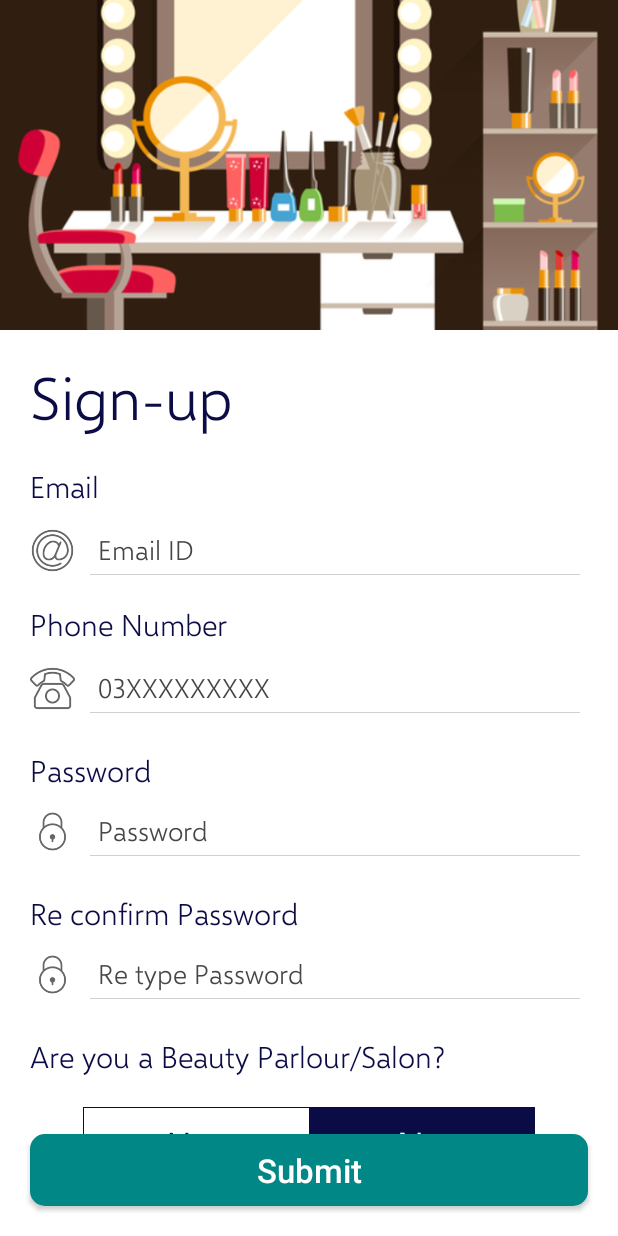
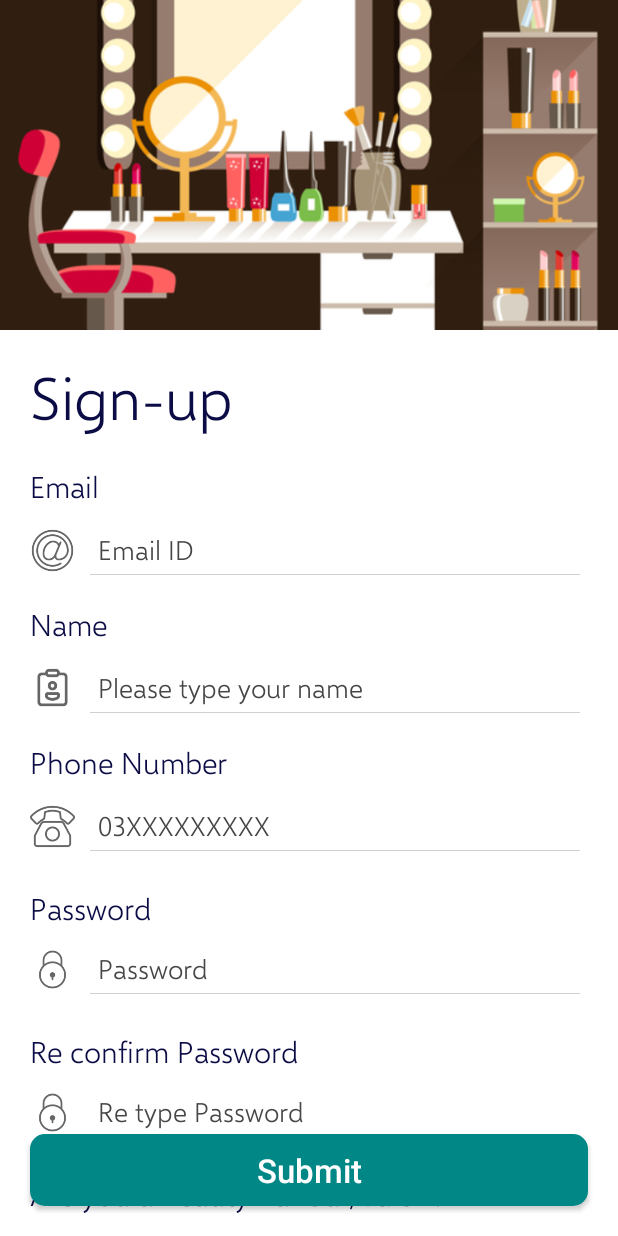
Before and after one commit to usmankhan1990/SingharApp, an Android app: the SignUpActivity screen opened directly, with no data from a screen before it, after a tap on "Submit", on a phone screen of 412 x 824 dp. Run offline under Robolectric (Android 15) with nearby library versions, the phone set to English and light mode, and no system bars; libraries missing offline, so code that uses them is left out: com.parse.

Commit message:
Signup for Customer completed.

```diff
--- a/app/src/main/java/com/singhar/screens/signup/SignUpActivity.kt
+++ b/app/src/main/java/com/singhar/screens/signup/SignUpActivity.kt
@@ -1,11 +1,20 @@
 package com.singhar.screens.signup
 
+import android.content.Intent
 import android.os.Bundle
 import android.view.View
 import android.widget.ScrollView
+import android.widget.Toast
 import androidx.fragment.app.FragmentActivity
+import com.parse.ParseUser
+import com.singhar.MainActivity
 import com.singhar.R
+import com.singhar.common.*
+import kotlinx.android.synthetic.main.activity_login.*
 import kotlinx.android.synthetic.main.activity_signup.*
+import kotlinx.android.synthetic.main.activity_signup.edtEmail
+import kotlinx.android.synthetic.main.activity_signup.edtPassword
+import kotlinx.android.synthetic.main.activity_signup.layout_loading
 
 
 class SignUpActivity : FragmentActivity() {
@@ -44,8 +53,56 @@ class SignUpActivity : FragmentActivity() {
             isParlourSelected = false
         }
 
-        btnSubmit.setOnClickListener {
+        btnSubmit.setOnClickListener { view ->
 
+            val password = edtPassword.text.toString()
+            val userName = edtName.text.toString()
+            val phoneNumber = edtPhone.text.toString()
+
+            if (password.isEmpty()) {
+                Toast.makeText(
+                    view.context,
+                    "Kindly put valid Password", Toast.LENGTH_SHORT
+                ).show()
+            } else {
+                if (emailValidator(edtEmail, context = view.context) && userName.isNotEmpty() && phoneNumberValidator(edtPhone, context = view.context)) {
+
+                    val userEmail = edtEmail.text.toString()
+
+                    edtEmail.setTextColor(view.context.getColor(R.color.dark_blue))
+                    edtName.setTextColor(view.context.getColor(R.color.dark_blue))
+
+                    layout_loading.visibility = View.VISIBLE
+
+                    signUp(userEmail = userEmail, userName = userName, password, phoneNumber = phoneNumber, this) { isSuccess, message ->
+
+                        layout_loading.visibility = View.GONE
+
+                        if (isSuccess) {
+                            val intent = Intent(this, MainActivity::class.java)
+                            startActivity(intent)
+                            finish()
+                        } else {
+                            ParseUser.logOut()
+
+                            customDialog(
+                                context = view.context,
+                                title = "Sign Up Failed",
+                                description = "Please enter valid Email & Password.",
+                                drawable = R.drawable.alert,
+                                layoutInflater = layoutInflater
+                            )
+                        }
+                    }
+                } else {
+                    edtEmail.setTextColor(view.context.getColor(R.color.red))
+                    edtName.setTextColor(view.context.getColor(R.color.red))
+                    Toast.makeText(
+                        view.context,
+                        "Kindly put valid Password, Name, Phone Number & Email", Toast.LENGTH_SHORT
+                    ).show()
+                }
+            }
         }
 
     }
--- a/app/src/main/res/layout/activity_signup.xml
+++ b/app/src/main/res/layout/activity_signup.xml
@@ -88,6 +88,48 @@
                 app:layout_constraintTop_toBottomOf="@+id/txtEmail" />
 
             <TextView
+                android:id="@+id/txtName"
+                android:layout_width="wrap_content"
+                android:layout_height="wrap_content"
+                android:layout_marginStart="20dp"
+                android:layout_marginTop="20dp"
+                android:fontFamily="@font/font_medium"
+                android:text="Name"
+                android:textColor="@color/dark_blue"
+                android:textSize="20sp"
+                app:layout_constraintStart_toStartOf="parent"
+                app:layout_constraintTop_toBottomOf="@+id/edtEmail" />
+
+            <androidx.appcompat.widget.AppCompatImageView
+                android:id="@+id/imgName"
+                android:layout_width="30dp"
+                android:layout_height="30dp"
+                android:layout_marginStart="20dp"
+                android:background="@drawable/name"
+                app:layout_constraintBottom_toBottomOf="@+id/edtName"
+                app:layout_constraintStart_toStartOf="parent"
+                app:layout_constraintTop_toTopOf="@+id/edtName" />
+
+            <EditText
+                android:id="@+id/edtName"
+                android:layout_width="0dp"
+                android:layout_height="wrap_content"
+                android:layout_marginStart="10dp"
+                android:layout_marginTop="12dp"
+                android:layout_marginEnd="25dp"
+                android:background="@drawable/edittext_grey_borderline"
+                android:fontFamily="@font/font_medium"
+                android:hint="Please type your name"
+                android:inputType="textEmailAddress"
+                android:maxLength="50"
+                android:padding="5dp"
+                android:textColor="@color/dark_blue"
+                android:textColorHint="@color/gray_holo_dark"
+                app:layout_constraintEnd_toEndOf="parent"
+                app:layout_constraintStart_toEndOf="@+id/imgName"
+                app:layout_constraintTop_toBottomOf="@+id/txtName" />
+
+            <TextView
                 android:id="@+id/txtPhone"
                 android:layout_width="wrap_content"
                 android:layout_height="wrap_content"
@@ -98,7 +140,7 @@
                 android:textColor="@color/dark_blue"
                 android:textSize="20sp"
                 app:layout_constraintStart_toStartOf="parent"
-                app:layout_constraintTop_toBottomOf="@+id/edtEmail" />
+                app:layout_constraintTop_toBottomOf="@+id/edtName" />
 
             <androidx.appcompat.widget.AppCompatImageView
                 android:id="@+id/img_phone"
```
Also changed, not shown: app/src/main/java/com/singhar/common/CommonMethods.kt (+30 -4 lines), app/src/main/java/com/singhar/common/CommonUiMethods.kt (+11 -0 lines).
